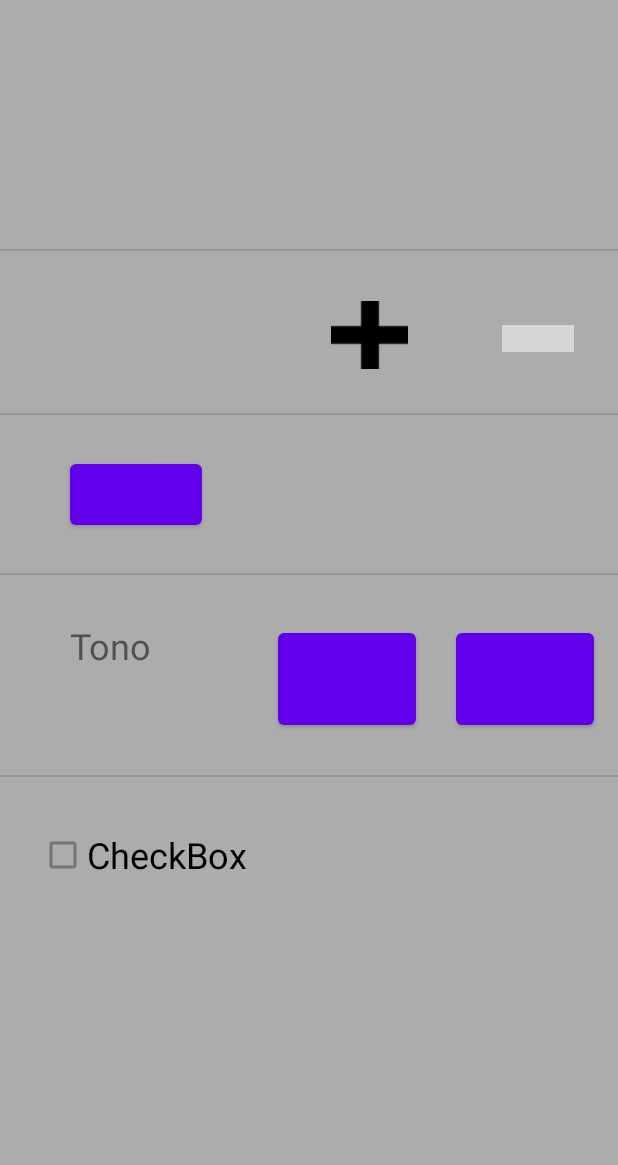
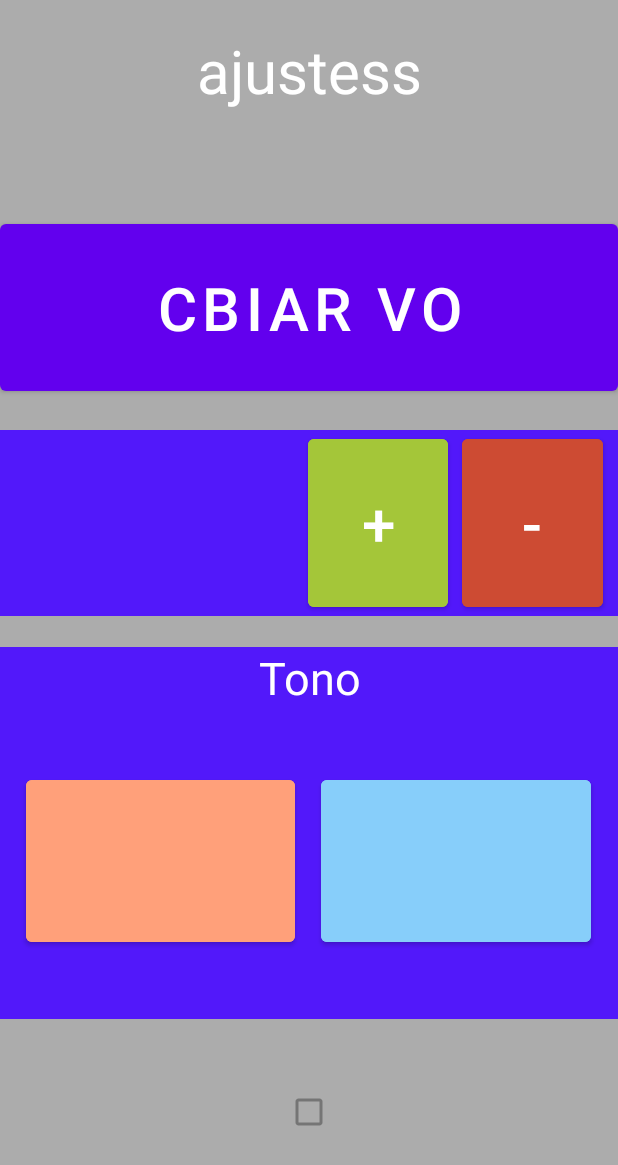
Before and after one commit to alu0101048239/ChessClock, an Android app: the layout activity_voice.xml on its own in the app's theme, with its tools: preview values and no code run, on a phone screen of 412 x 824 dp. Shown: the top 1165 px of the screen. Run offline under Robolectric (Android 15) with nearby library versions, the phone set to English and light mode, and no system bars; grey boxes are pictures that could not be loaded.

Commit message:
Arreglo de errores en Personalización

```diff
--- a/app/src/main/java/Modelo/Blitz.java
+++ b/app/src/main/java/Modelo/Blitz.java
@@ -9,5 +9,6 @@ public class Blitz extends GameMode implements Serializable {
     MAX = 10;
     time = 3;
     increment = 2;
+    name = "Blitz";
   }
 }
--- a/app/src/main/java/Modelo/Classic.java
+++ b/app/src/main/java/Modelo/Classic.java
@@ -9,5 +9,6 @@ public class Classic extends GameMode implements Serializable {
     MAX = 120;
     time = 60;
     increment = 30;
+    name = "Classical";
   }
 }
--- a/app/src/main/java/Modelo/Custom.java
+++ b/app/src/main/java/Modelo/Custom.java
@@ -5,7 +5,9 @@ import java.io.Serializable;
 public class Custom extends GameMode implements Serializable {
   int horas;
   int segundos;
-  public Custom() {}
+  public Custom() {
+    name = "Personalize";
+  }
 
   public void SetSeconds(int seconds) {
     segundos = seconds;
--- a/app/src/main/java/Modelo/GameMode.java
+++ b/app/src/main/java/Modelo/GameMode.java
@@ -7,6 +7,7 @@ public class GameMode implements Serializable {
   int increment;
   int MIN;
   int MAX;
+  String name;
 
   public GameMode () {
     time = 0;
@@ -53,4 +54,8 @@ public class GameMode implements Serializable {
     return 0;
   }
 
+  public String GetName() {
+    return name;
+  }
+
 }
--- a/app/src/main/java/Modelo/Rapid.java
+++ b/app/src/main/java/Modelo/Rapid.java
@@ -9,5 +9,6 @@ public class Rapid extends GameMode implements Serializable {
     MAX = 60;
     time = 15;
     increment = 10;
+    name = "Rapid";
   }
 }
--- a/app/src/main/res/layout/activity_voice.xml
+++ b/app/src/main/res/layout/activity_voice.xml
@@ -7,60 +7,28 @@
     android:background="#acacac"
     tools:context=".VoiceSettings">
 
-    <View
-        android:id="@+id/divider"
+    <LinearLayout
         android:layout_width="match_parent"
-        android:layout_height="1dp"
-        android:background="?android:attr/listDivider"
-        app:layout_constraintBottom_toBottomOf="parent"
-        app:layout_constraintEnd_toEndOf="parent"
-        app:layout_constraintHorizontal_bias="0.0"
-        app:layout_constraintStart_toStartOf="parent"
-        app:layout_constraintTop_toTopOf="parent"
-        app:layout_constraintVertical_bias="0.202" />
+        android:layout_height="match_parent"
+        android:orientation="vertical"
+        android:weightSum="100"
+        tools:layout_editor_absoluteX="65dp"
+        tools:layout_editor_absoluteY="70dp">
 
-    <View
-        android:id="@+id/divider4"
-        android:layout_width="match_parent"
-        android:layout_height="1dp"
-        android:background="?android:attr/listDivider"
-        app:layout_constraintBottom_toBottomOf="parent"
-        app:layout_constraintEnd_toEndOf="parent"
-        app:layout_constraintHorizontal_bias="0.0"
-        app:layout_constraintStart_toStartOf="parent"
-        app:layout_constraintTop_toTopOf="parent"
-        app:layout_constraintVertical_bias="0.464" />
-
-    <View
-        android:id="@+id/divider6"
-        android:layout_width="match_parent"
-        android:layout_height="1dp"
-        android:background="?android:attr/listDivider"
-        app:layout_constraintBottom_toBottomOf="parent"
-        app:layout_constraintEnd_toEndOf="parent"
-        app:layout_constraintHorizontal_bias="0.0"
-        app:layout_constraintStart_toStartOf="parent"
-        app:layout_constraintTop_toTopOf="parent"
-        app:layout_constraintVertical_bias="0.628" />
-
-    <View
-        android:id="@+id/divider5"
-        android:layout_width="match_parent"
-        android:layout_height="1dp"
-        android:background="?android:attr/listDivider"
-        app:layout_constraintBottom_toBottomOf="parent"
-        app:layout_constraintEnd_toEndOf="parent"
-        app:layout_constraintHorizontal_bias="1.0"
-        app:layout_constraintStart_toStartOf="parent"
-        app:layout_constraintTop_toTopOf="parent"
-        app:layout_constraintVertical_bias="0.335" />
+        <androidx.appcompat.widget.AppCompatEditText
+            android:layout_width="0dp"
+            android:layout_height="0dp"
+            android:layout_weight="2.5" />
 
         <TextView
             android:id="@+id/title"
-        android:layout_width="wrap_content"
-        android:layout_height="wrap_content"
-        android:text=""
-        android:textSize="36sp"
+            android:layout_width="match_parent"
+            android:layout_height="0dp"
+            android:text="ajustess"
+            android:textColor="@color/white"
+            android:textSize="40sp"
+            android:layout_weight="15"
+            android:textAlignment="center"
             app:layout_constraintBottom_toBottomOf="parent"
             app:layout_constraintEnd_toEndOf="parent"
             app:layout_constraintHorizontal_bias="0.498"
@@ -68,115 +36,181 @@
             app:layout_constraintTop_toTopOf="parent"
             app:layout_constraintVertical_bias="0.06" />
 
-    <ImageButton
-        android:id="@+id/resta"
-        android:layout_width="48dp"
-        android:layout_height="18dp"
-        android:layout_marginStart="36dp"
-        android:onClick="decreaseSpeed"
-        android:src="@drawable/resta"
+
+        <Button
+            android:id="@+id/cambiarVoz"
+            android:layout_width="match_parent"
+            android:layout_height="0dp"
+            android:onClick="ChangeVoice"
+            android:text="cbiar vo"
+            android:textColor="@color/white"
+            android:textSize="40sp"
+            android:layout_weight="15"
             app:layout_constraintBottom_toBottomOf="parent"
             app:layout_constraintEnd_toEndOf="parent"
-        app:layout_constraintHorizontal_bias="0.472"
-        app:layout_constraintStart_toEndOf="@+id/suma"
-        app:layout_constraintTop_toTopOf="parent"
-        app:layout_constraintVertical_bias="0.269" />
+            app:layout_constraintHorizontal_bias="0.0"
+            app:layout_constraintStart_toStartOf="parent"
+            app:layout_constraintTop_toBottomOf="@+id/linearLayout2"
+            app:layout_constraintVertical_bias="0.035" />
 
-    <ImageButton
-        android:id="@+id/suma"
-        android:layout_width="51dp"
-        android:layout_height="45dp"
-        android:layout_marginEnd="116dp"
-        android:background="#acacac"
-        android:onClick="increaseSpeed"
-        android:src="@drawable/suma"
+        <androidx.appcompat.widget.AppCompatEditText
+            android:layout_width="0dp"
+            android:layout_height="0dp"
+            android:layout_weight="2.5" />
+
+        <LinearLayout
+            android:id="@+id/linearLayout2"
+            android:layout_width="match_parent"
+            android:layout_height="0dp"
+            android:background="#5218fa"
+            android:gravity="left"
+            android:orientation="horizontal"
+            android:layout_weight="15"
+            android:weightSum="4.4"
             app:layout_constraintBottom_toBottomOf="parent"
             app:layout_constraintEnd_toEndOf="parent"
-        app:layout_constraintHorizontal_bias="0.867"
-        app:layout_constraintStart_toEndOf="@+id/velocidad"
+            app:layout_constraintHorizontal_bias="0.0"
+            app:layout_constraintStart_toStartOf="parent"
             app:layout_constraintTop_toTopOf="parent"
-        app:layout_constraintVertical_bias="0.258" />
+            app:layout_constraintVertical_bias="0.201">
+
+            <androidx.appcompat.widget.AppCompatEditText
+                android:layout_width="0dp"
+                android:layout_height="0dp"
+                android:layout_weight="0.1" />
 
             <TextView
                 android:id="@+id/velocidad"
-        android:layout_width="wrap_content"
+                android:layout_width="0dp"
                 android:layout_height="wrap_content"
+                android:layout_weight="2"
                 android:text=""
+                android:textColor="@color/white"
+                android:textSize="30sp" />
+
+            <androidx.appcompat.widget.AppCompatEditText
+                android:layout_width="0dp"
+                android:layout_height="0dp"
+                android:layout_weight="0.1" />
+
+            <Button
+                android:id="@+id/suma"
+                android:layout_width="0dp"
+                android:layout_height="match_parent"
+                android:layout_weight="1"
+                android:backgroundTint="#a4c639"
+                android:onClick="increaseSpeed"
+                android:text="+"
+                android:textSize="40sp" />
+
+            <androidx.appcompat.widget.AppCompatEditText
+                android:layout_width="0dp"
+                android:layout_height="0dp"
+                android:layout_weight="0.1" />
+
+            <Button
+                android:id="@+id/resta"
+                android:layout_width="0dp"
+                android:layout_height="match_parent"
+                android:layout_weight="1"
+                android:backgroundTint="#cd4b33"
+                android:onClick="decreaseSpeed"
+                android:text="-"
+                android:textSize="40sp" />
+
+
+        </LinearLayout>
+
+        <androidx.appcompat.widget.AppCompatEditText
+            android:layout_width="0dp"
+            android:layout_height="0dp"
+            android:layout_weight="2.5" />
+
+        <TextView
+            android:id="@+id/cambiarTono"
+            android:layout_width="match_parent"
+            android:layout_height="0dp"
+            android:text="Tono"
             android:textSize="30sp"
+            android:textColor="@color/white"
+            android:textAlignment="center"
+            android:background="#5218fa"
+            android:layout_weight="10" />
+
+        <LinearLayout
+            android:layout_width="match_parent"
+            android:layout_height="0dp"
+            android:layout_weight="20"
+            android:background="#5218fa"
+            android:orientation="horizontal"
+            android:weightSum="2.3"
             app:layout_constraintBottom_toBottomOf="parent"
             app:layout_constraintEnd_toEndOf="parent"
-        app:layout_constraintHorizontal_bias="0.15"
+            app:layout_constraintHorizontal_bias="0.0"
             app:layout_constraintStart_toStartOf="parent"
             app:layout_constraintTop_toTopOf="parent"
-        app:layout_constraintVertical_bias="0.256" />
+            app:layout_constraintVertical_bias="0.582">
 
-    <Button
-        android:id="@+id/cambiarVoz"
-        android:layout_width="wrap_content"
-        android:layout_height="wrap_content"
-        android:text=""
-        android:textSize="24sp"
-        android:onClick="ChangeVoice"
-        app:layout_constraintBottom_toBottomOf="parent"
-        app:layout_constraintEnd_toEndOf="parent"
-        app:layout_constraintHorizontal_bias="0.144"
-        app:layout_constraintStart_toStartOf="parent"
-        app:layout_constraintTop_toTopOf="parent"
-        app:layout_constraintVertical_bias="0.393" />
+            <androidx.appcompat.widget.AppCompatEditText
+                android:layout_width="0dp"
+                android:layout_height="0dp"
+                android:layout_weight="0.1" />
+
 
             <Button
                 android:id="@+id/masAgudo"
-        android:layout_width="92dp"
-        android:layout_height="73dp"
+                android:layout_width="0dp"
+                android:layout_height="120dp"
+                android:layout_weight="1"
+                android:backgroundTint="#ffa07a"
                 android:onClick="Aguda"
                 android:text=""
-        android:textSize="14sp"
-        app:layout_constraintBottom_toBottomOf="parent"
-        app:layout_constraintEnd_toEndOf="parent"
-        app:layout_constraintHorizontal_bias="0.58"
-        app:layout_constraintStart_toStartOf="parent"
-        app:layout_constraintTop_toTopOf="parent"
-        app:layout_constraintVertical_bias="0.554" />
+                android:textSize="30sp" />
+
+            <androidx.appcompat.widget.AppCompatEditText
+                android:layout_width="0dp"
+                android:layout_height="0dp"
+                android:layout_weight="0.1" />
+
 
             <Button
                 android:id="@+id/masGrave"
-        android:layout_width="92dp"
-        android:layout_height="73dp"
+                android:layout_width="0dp"
+                android:layout_height="120dp"
+                android:layout_weight="1"
+                android:backgroundTint="#87cefa"
                 android:onClick="Grave"
                 android:text=""
-        android:textSize="14sp"
-        app:layout_constraintBottom_toBottomOf="parent"
-        app:layout_constraintEnd_toEndOf="parent"
-        app:layout_constraintHorizontal_bias="0.949"
-        app:layout_constraintStart_toStartOf="parent"
-        app:layout_constraintTop_toTopOf="parent"
-        app:layout_constraintVertical_bias="0.554" />
+                android:textSize="30sp" />
 
-    <TextView
-        android:id="@+id/cambiarTono"
-        android:layout_width="97dp"
-        android:layout_height="78dp"
-        android:text="Tono"
-        android:textSize="24sp"
-        app:layout_constraintBottom_toBottomOf="parent"
-        app:layout_constraintEnd_toStartOf="@+id/masAgudo"
-        app:layout_constraintHorizontal_bias="0.528"
-        app:layout_constraintStart_toStartOf="parent"
-        app:layout_constraintTop_toTopOf="parent"
-        app:layout_constraintVertical_bias="0.555" />
+            <androidx.appcompat.widget.AppCompatEditText
+                android:layout_width="0dp"
+                android:layout_height="0dp"
+                android:layout_weight="0.1" />
+
+        </LinearLayout>
+
+        <androidx.appcompat.widget.AppCompatEditText
+            android:layout_width="0dp"
+            android:layout_height="0dp"
+            android:layout_weight="2.5" />
 
         <CheckBox
             android:id="@+id/asistente"
-        android:layout_width="wrap_content"
-        android:layout_height="wrap_content"
+            android:layout_width="match_parent"
+            android:layout_height="0dp"
             android:onClick="Assistant"
-        android:text="CheckBox"
+            android:text=""
             android:textSize="24sp"
+            android:layout_weight="10"
             app:layout_constraintBottom_toBottomOf="parent"
             app:layout_constraintEnd_toEndOf="parent"
-        app:layout_constraintHorizontal_bias="0.095"
+            app:layout_constraintHorizontal_bias="0.092"
             app:layout_constraintStart_toStartOf="parent"
             app:layout_constraintTop_toTopOf="parent"
-        app:layout_constraintVertical_bias="0.704" />
+            app:layout_constraintVertical_bias="0.821" />
+
+
+    </LinearLayout>
 
 </androidx.constraintlayout.widget.ConstraintLayout>
--- a/app/src/main/res/layout/spinner_item.xml
+++ b/app/src/main/res/layout/spinner_item.xml
@@ -4,6 +4,6 @@ android:id="@android:id/text1"
 android:layout_width="match_parent"
 android:layout_height="wrap_content"
 android:text=""
-android:textSize="20sp"
+android:textSize="40sp"
 android:textColor="#89C38C"
 android:textAlignment="center" />
```
Also changed, not shown: app/src/main/java/com/ull/chessclock/Options.java (+46 -13 lines), app/src/main/res/layout/activity_options.xml (+76 -71 lines), app/src/main/res/values/strings.xml (+15 -1 lines). Lines whose indentation alone changed are shown as unchanged.
